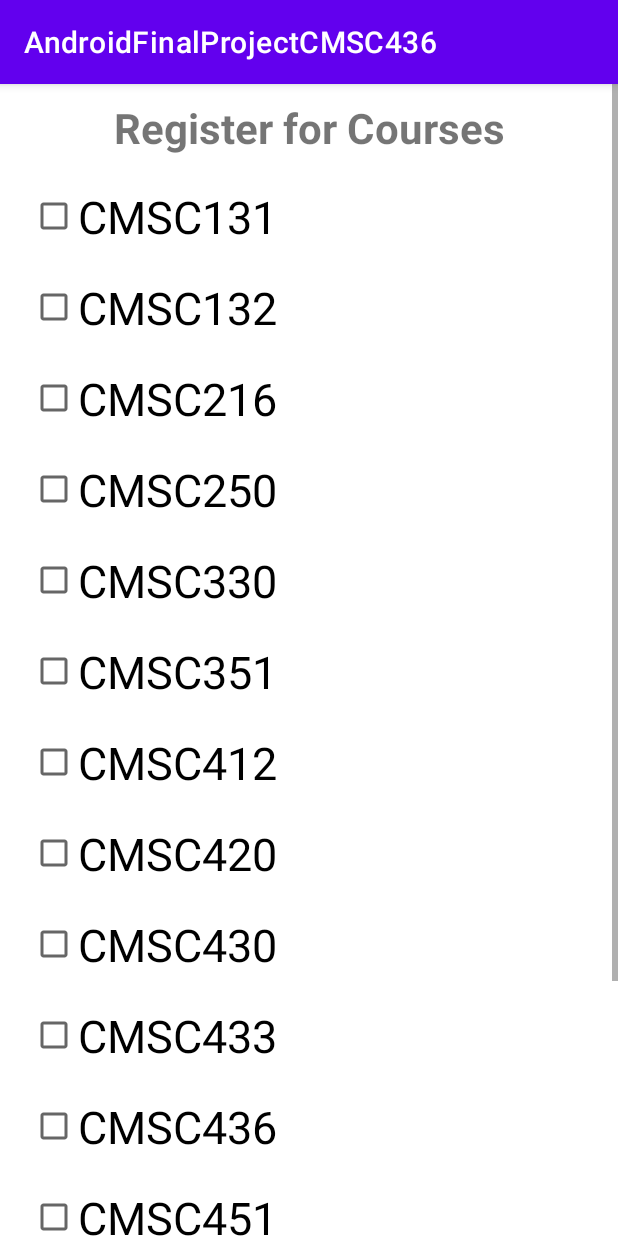
After one commit to ntuifranklin/testudo, an Android app: the RegisterClassesActivity screen opened directly, with no data from a screen before it, on a phone screen of 412 x 824 dp. The commit adds this screen. Run offline under Robolectric (Android 15) with nearby library versions, the phone set to English and light mode, and no system bars.

Commit message:
Added the design for the register for a course page; still need to add functionality

```diff
--- a/androidui/app/src/main/AndroidManifest.xml
+++ b/androidui/app/src/main/AndroidManifest.xml
@@ -35,6 +35,8 @@
 
         <activity android:name=".StudentDashboardActivity"
             android:screenOrientation="portrait"></activity>
+        <activity android:name=".RegisterClassesActivity"
+            android:screenOrientation="portrait"></activity>
     </application>
 
 </manifest>
--- /dev/null
+++ b/androidui/app/src/main/java/com/example/androidfinalprojectcmsc436/Gradebook.kt
@@ -0,0 +1,20 @@
+package com.example.androidfinalprojectcmsc436
+
+class Gradebook {
+
+    private val classes = arrayOf("CMSC131", "CMSC132", "CMSC216", "CMSC250", "CMSC330", "CMSC351", "CMSC412", "CMSC420", "CMSC430", "CMSC433", "CMSC436", "CMSC451", "CMSC456")
+
+    constructor( ) {
+
+    }
+
+    fun getCourses( ) : Array<String> {
+        return classes
+    }
+
+    fun setCourses( ) : Unit {
+
+    }
+
+
+}
--- /dev/null
+++ b/androidui/app/src/main/java/com/example/androidfinalprojectcmsc436/RegisterClassesActivity.kt
@@ -0,0 +1,114 @@
+package com.example.androidfinalprojectcmsc436
+
+import android.os.Bundle
+import android.os.PersistableBundle
+import android.view.MotionEvent
+import android.view.View
+import android.widget.Button
+import android.widget.CheckBox
+import android.widget.RelativeLayout
+import android.widget.TextView
+import androidx.appcompat.app.AppCompatActivity
+
+class RegisterClassesActivity : AppCompatActivity(), View.OnClickListener {
+
+    lateinit var relativeLayout : RelativeLayout
+    lateinit var title : TextView
+    lateinit var backButton : Button
+    lateinit var addButton : Button
+    lateinit var gradebook: Gradebook
+
+    override fun onCreate(savedInstanceState: Bundle?) {
+        super.onCreate(savedInstanceState)
+        setContentView(R.layout.register_courses)
+        title = findViewById(R.id.Title)
+        relativeLayout = findViewById(R.id.relLay)
+        gradebook = Gradebook( )
+        addCoursesGUI( )
+    }
+
+    fun addCoursesGUI() : Unit {
+
+        var courseIdMappings : HashMap<String, Int> = HashMap<String, Int>()
+        var courses = gradebook.getCourses()
+        var currPosInArray : Int = 0
+        for (course in courses) {
+            var courseRules : HashMap<Int, Int> = HashMap<Int, Int>()
+            if (currPosInArray == 0) {
+                courseRules[RelativeLayout.BELOW] = title.id
+            } else {
+                var previousCourse : String = courses[currPosInArray-1]
+                courseRules[RelativeLayout.BELOW] = courseIdMappings[previousCourse]!!
+            }
+
+            var courseParams : RelativeLayout.LayoutParams = setRelativeLayoutParams(courseRules)
+            var courseOption : CheckBox = CheckBox(this)
+            courseOption.text = course
+            courseOption.textSize = 30f
+            var courseId = View.generateViewId()
+            courseIdMappings[course] = courseId
+            courseOption.id = courseId
+            courseParams.topMargin = 30
+            courseParams.leftMargin = 30
+            courseOption.layoutParams = courseParams
+            relativeLayout.addView(courseOption)
+            currPosInArray++
+        }
+
+        var addCoursesButton : Button = Button(this)
+        addCoursesButton.text="Add Selected Course(s)"
+
+        var buttonRules : HashMap<Int, Int> = HashMap<Int, Int>()
+        buttonRules[RelativeLayout.BELOW] = courseIdMappings[courses[courses.size-1]]!!
+        var params : RelativeLayout.LayoutParams = setRelativeLayoutParams(buttonRules)
+        params.topMargin = 30
+
+        addCoursesButton.layoutParams = params
+
+        var addCoursesId = View.generateViewId()
+        addCoursesButton.id = addCoursesId
+
+        addCoursesButton.setOnClickListener(this)
+
+        addButton = addCoursesButton
+
+        relativeLayout.addView(addCoursesButton)
+
+        var goBackButton : Button = Button(this)
+        goBackButton.text="Go Back"
+
+        buttonRules[RelativeLayout.BELOW] = addCoursesId
+        params = setRelativeLayoutParams(buttonRules)
+        params.topMargin = 30
+
+        goBackButton.layoutParams = params
+
+        goBackButton.id= View.generateViewId()
+
+        goBackButton.setOnClickListener(this)
+
+        backButton = goBackButton
+
+        relativeLayout.addView(goBackButton)
+
+    }
+
+    override fun onClick(v: View?) {
+        if (v != null && v == backButton) {
+            goBack(backButton)
+        } else if (v != null && v == addButton) {
+            //To be replaced with functionality for adding courses for the given student
+            goBack(addButton)
+        }
+    }
+
+    fun setRelativeLayoutParams( rules : Map<Int, Int> ) : RelativeLayout.LayoutParams {
+        var params : RelativeLayout.LayoutParams = RelativeLayout.LayoutParams(RelativeLayout.LayoutParams.MATCH_PARENT, RelativeLayout.LayoutParams.WRAP_CONTENT)
+        rules.forEach { verb, subject ->  params.addRule(verb, subject)}
+        return params
+    }
+
+    fun goBack(v : View) : Unit {
+        finish( )
+    }
+}
--- a/androidui/app/src/main/java/com/example/androidfinalprojectcmsc436/StudentDashboardActivity.kt
+++ b/androidui/app/src/main/java/com/example/androidfinalprojectcmsc436/StudentDashboardActivity.kt
@@ -1,6 +1,7 @@
 package com.example.androidfinalprojectcmsc436
 
 import android.content.Context
+import android.content.Intent
 import android.content.res.Resources
 import android.graphics.Color
 import androidx.appcompat.app.AppCompatActivity
@@ -16,7 +17,7 @@ import android.widget.TextView
 import androidx.appcompat.widget.AppCompatButton
 import androidx.core.content.ContextCompat
 
-class StudentDashboardActivity : AppCompatActivity(), View.OnTouchListener {
+class StudentDashboardActivity : AppCompatActivity(), View.OnClickListener {
 
     lateinit var regCourseButton : Button
     lateinit var paramRegC : RelativeLayout.LayoutParams
@@ -58,6 +59,11 @@ class StudentDashboardActivity : AppCompatActivity(), View.OnTouchListener {
         buildGuiByCode()
     }
 
+    fun goToRegisterClasses( v : View) {
+        var regClassesIntent : Intent = Intent( this, RegisterClassesActivity::class.java )
+        startActivity( regClassesIntent )
+    }
+
     fun goBack( v : View) {
         // V2
         // go back
@@ -72,7 +78,8 @@ class StudentDashboardActivity : AppCompatActivity(), View.OnTouchListener {
         viewGrades = Button(this)
         goBackButton = Button(this)
 
-        goBackButton.setOnTouchListener(this)
+        regCourseButton.setOnClickListener(this)
+        goBackButton.setOnClickListener(this)
 
 
         regCourseButton.setBackgroundColor( resources.getColor(R.color.purple_700) )
@@ -80,6 +87,7 @@ class StudentDashboardActivity : AppCompatActivity(), View.OnTouchListener {
 
         viewRegisCourseButton.setBackgroundColor( resources.getColor(R.color.purple_700) )
         viewRegisCourseButton.setText(R.string.dashboard_view_registered_courses)
+        viewRegisCourseButton.layout
 
 
         viewGrades.setBackgroundColor( resources.getColor(R.color.purple_700) )
@@ -135,13 +143,13 @@ class StudentDashboardActivity : AppCompatActivity(), View.OnTouchListener {
 
     }
 
-    override fun onTouch(v: View?, event: MotionEvent?): Boolean {
-        if( event != null && v != null && v.id == goBackButton.id) {
+    override fun onClick(v: View?) {
+
+        if( v != null && v == goBackButton) {
             goBack(goBackButton)
-
-
+        } else if (v != null && v == regCourseButton) {
+            goToRegisterClasses(regCourseButton)
         }
-        return true
     }
 
     inner class DButton : AppCompatButton {
--- /dev/null
+++ b/androidui/app/src/main/res/layout/register_courses.xml
@@ -0,0 +1,23 @@
+<?xml version="1.0" encoding="utf-8"?>
+<ScrollView xmlns:android="http://schemas.android.com/apk/res/android"
+    android:layout_width="match_parent"
+    android:layout_height="match_parent" >
+    <RelativeLayout xmlns:android="http://schemas.android.com/apk/res/android"
+        android:layout_width="match_parent"
+        android:layout_height="match_parent"
+        android:orientation="vertical"
+        android:id="@+id/relLay">
+
+        <TextView
+            android:layout_width="match_parent"
+            android:layout_height="wrap_content"
+            android:text="Register for Courses"
+            android:textSize="28sp"
+            android:textStyle="bold"
+            android:layout_marginTop="10dp"
+            android:gravity="center"
+            android:id="@+id/Title"/>
+
+
+    </RelativeLayout>
+</ScrollView>
```
